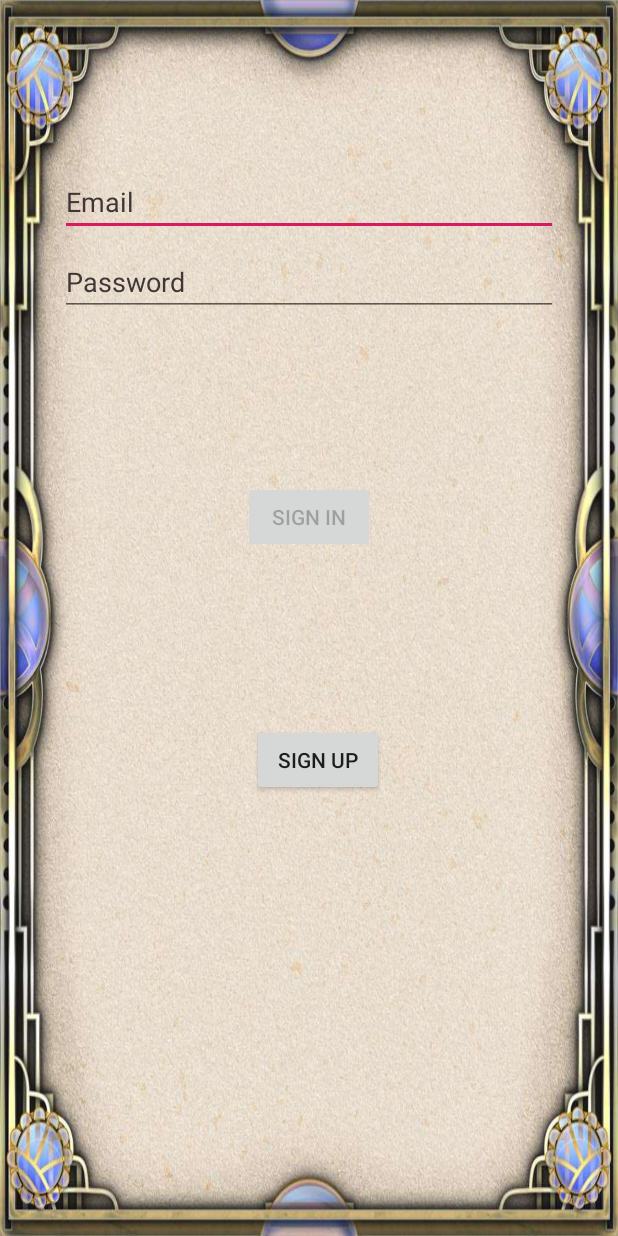
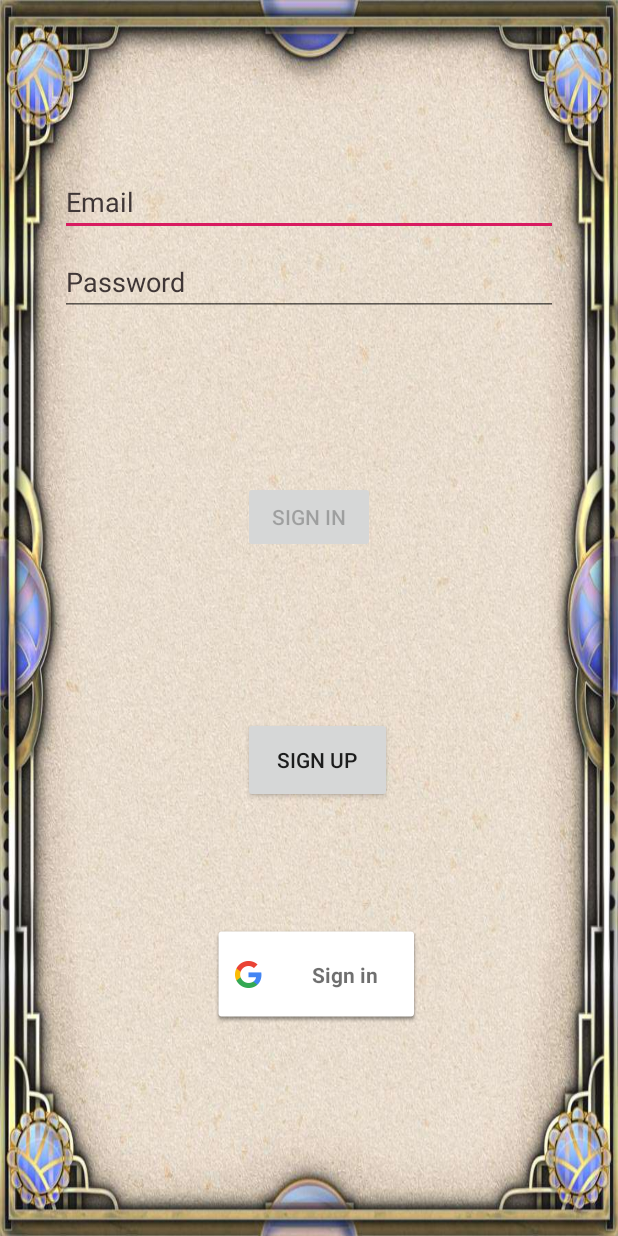
Before and after one commit to Kartik-Sangwan/Android-Java-Game, an Android app: the screen it shows after launch (MainActivity), on a phone screen of 412 x 824 dp. Run offline under Robolectric (Android 15) with nearby library versions, the phone set to English and light mode, and no system bars.

Commit message:
Integrated google login as another sign in option.

```diff
--- a/app/build.gradle
+++ b/app/build.gradle
@@ -5,7 +5,7 @@ android {
     buildToolsVersion "29.0.2"
     defaultConfig {
         applicationId "com.example.final_game"
-        minSdkVersion 28
+        minSdkVersion 21
         targetSdkVersion 29
         versionCode 1
         versionName "1.0"
@@ -26,6 +26,7 @@ dependencies {
     implementation 'com.google.android.material:material:1.0.0'
     implementation 'androidx.annotation:annotation:1.0.2'
     implementation 'androidx.lifecycle:lifecycle-extensions:2.1.0'
+    implementation 'com.google.android.gms:play-services-auth:16.0.0'
     testImplementation 'junit:junit:4.12'
     androidTestImplementation 'androidx.test.ext:junit:1.1.0'
     androidTestImplementation 'androidx.test.espresso:espresso-core:3.1.1'
--- a/app/src/main/AndroidManifest.xml
+++ b/app/src/main/AndroidManifest.xml
@@ -2,6 +2,7 @@
 <manifest xmlns:android="http://schemas.android.com/apk/res/android"
     package="com.example.final_game">
 
+    <uses-permission android:name="android.permission.INTERNET"/>
     <application
         android:allowBackup="true"
         android:icon="@mipmap/ic_launcher"
--- a/app/src/main/java/com/example/final_game/ui/login/MainActivity.java
+++ b/app/src/main/java/com/example/final_game/ui/login/MainActivity.java
@@ -21,12 +21,21 @@ import androidx.lifecycle.Observer;
 import androidx.lifecycle.ViewModelProviders;
 import com.example.final_game.Infrastructure.GameActivity;
 import com.example.final_game.R;
+import com.google.android.gms.auth.api.signin.GoogleSignIn;
+import com.google.android.gms.auth.api.signin.GoogleSignInAccount;
+import com.google.android.gms.auth.api.signin.GoogleSignInClient;
+import com.google.android.gms.auth.api.signin.GoogleSignInOptions;
+import com.google.android.gms.common.SignInButton;
+import com.google.android.gms.common.api.ApiException;
+import com.google.android.gms.tasks.Task;
 
 public class MainActivity extends AppCompatActivity {
 
   private LoginViewModel loginViewModel;
   static DataBaseHelper gameDb;
   static int count = 0;
+  GoogleSignInClient mGoogleSignInClient;
+  int RC_SIGN_IN = 0;
 
   @Override
   public void onCreate(Bundle savedInstanceState) {
@@ -41,6 +50,21 @@ public class MainActivity extends AppCompatActivity {
     final Button loginButton = findViewById(R.id.login);
     final ProgressBar loadingProgressBar = findViewById(R.id.loading);
     final Button register = findViewById(R.id.register);
+    final SignInButton signInButton = findViewById(R.id.Google_Sign_In);
+
+    GoogleSignInOptions gso = new GoogleSignInOptions.Builder(GoogleSignInOptions.DEFAULT_SIGN_IN)
+                                    .requestEmail().build();
+
+      mGoogleSignInClient = GoogleSignIn.getClient(this, gso);
+      signInButton.setOnClickListener(new View.OnClickListener() {
+          @Override
+          public void onClick(View view) {
+              Intent signInIntent = mGoogleSignInClient.getSignInIntent();
+              startActivityForResult(signInIntent, RC_SIGN_IN);
+
+          }
+      });
+
     if (count == 0) {
       count++;
     } else {
@@ -172,7 +196,37 @@ public class MainActivity extends AppCompatActivity {
     Toast.makeText(getApplicationContext(), errorString, Toast.LENGTH_SHORT).show();
   }
 
-  public static DataBaseHelper getGameDb() {
+    @Override
+    protected void onActivityResult(int requestCode, int resultCode, @Nullable Intent data) {
+        super.onActivityResult(requestCode, resultCode, data);
+        if (requestCode == RC_SIGN_IN) {
+            Task<GoogleSignInAccount> task = GoogleSignIn.getSignedInAccountFromIntent(data);
+            handleSignInResult(task);
+        }
+    }
+
+    private void handleSignInResult(Task<GoogleSignInAccount> completedTask){
+      try {
+          GoogleSignInAccount account = completedTask.getResult(ApiException.class);
+          String usr = account.getDisplayName();
+          gameDb.createUser(usr, "password");
+          Intent intent = new Intent(MainActivity.this, GameActivity.class);
+          startActivity(intent);
+      } catch (Exception e) {
+          Toast.makeText(MainActivity.this, "Failed", Toast.LENGTH_LONG).show();
+      }
+    }
+
+    @Override
+    protected void onStart() {
+        GoogleSignInAccount account = GoogleSignIn.getLastSignedInAccount(this);
+        if (account != null) {
+            startActivity(new Intent(MainActivity.this, GameActivity.class));
+        }
+        super.onStart();
+    }
+
+    public static DataBaseHelper getGameDb() {
     return gameDb;
   }
 }
--- a/app/src/main/res/layout/activity_login.xml
+++ b/app/src/main/res/layout/activity_login.xml
@@ -84,8 +84,8 @@
 
     <Button
         android:id="@+id/register"
-        android:layout_width="wrap_content"
-        android:layout_height="wrap_content"
+        android:layout_width="99dp"
+        android:layout_height="57dp"
         android:layout_marginStart="159dp"
         android:layout_marginTop="77dp"
         android:layout_marginEnd="148dp"
@@ -95,4 +95,20 @@
         app:layout_constraintEnd_toEndOf="parent"
         app:layout_constraintStart_toStartOf="parent"
         app:layout_constraintTop_toBottomOf="@+id/login" />
+
+    <com.google.android.gms.common.SignInButton
+        android:id="@+id/Google_Sign_In"
+        android:layout_width="139dp"
+        android:layout_height="65dp"
+        android:layout_centerHorizontal="true"
+        android:layout_centerVertical="true"
+        android:layout_marginStart="125dp"
+        android:layout_marginBottom="92dp"
+        app:layout_constraintBottom_toBottomOf="parent"
+        app:layout_constraintEnd_toEndOf="parent"
+        app:layout_constraintHorizontal_bias="0.0"
+        app:layout_constraintStart_toStartOf="parent"
+        app:layout_constraintTop_toBottomOf="@+id/register"
+        app:layout_constraintVertical_bias="0.705" />
+
 </androidx.constraintlayout.widget.ConstraintLayout>
```
Also changed, not shown: app/src/main/java/com/example/final_game/Infrastructure/GameActivity.java (+15 -1 lines).
